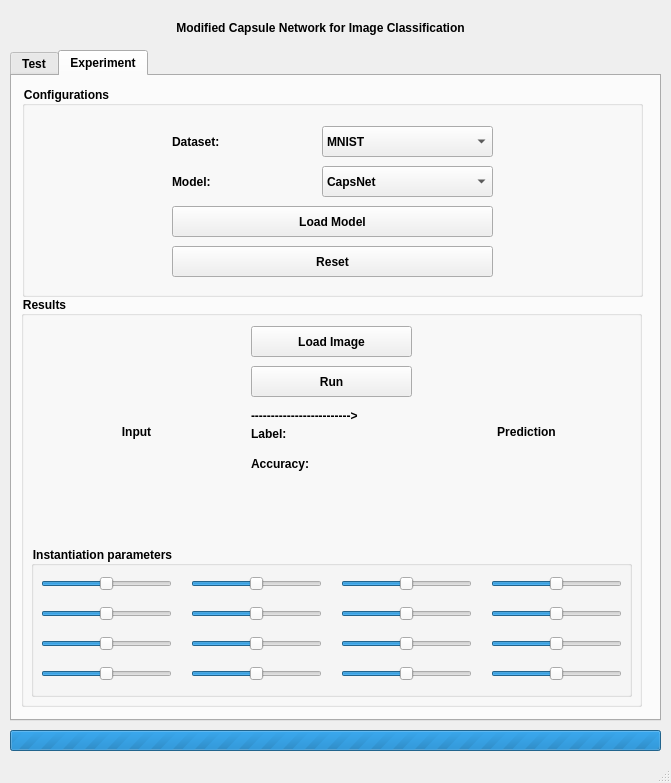
Old version of the form main.ui in the repository zTsugumi/BMSTU_diplom.
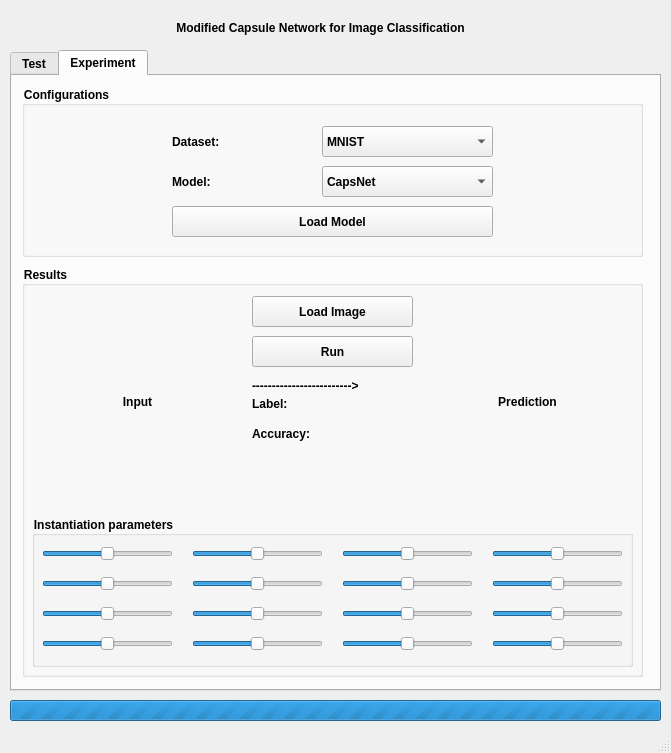
New version of the form. The open tabs and pages were chosen to show the change.

Patch:
```diff
--- a/main.ui
+++ b/main.ui
@@ -7,7 +7,7 @@
     <x>0</x>
     <y>0</y>
     <width>671</width>
-    <height>783</height>
+    <height>753</height>
    </rect>
   </property>
   <property name="font">
@@ -27,7 +27,7 @@
       <x>10</x>
       <y>50</y>
       <width>651</width>
-      <height>671</height>
+      <height>641</height>
      </rect>
     </property>
     <property name="font">
@@ -385,7 +385,7 @@
         <x>10</x>
         <y>10</y>
         <width>621</width>
-        <height>211</height>
+        <height>171</height>
        </rect>
       </property>
       <property name="font">
@@ -502,27 +502,6 @@
         <string>Model:</string>
        </property>
       </widget>
-      <widget class="QPushButton" name="pb_Exp_reset">
-       <property name="geometry">
-        <rect>
-         <x>150</x>
-         <y>160</y>
-         <width>321</width>
-         <height>31</height>
-        </rect>
-       </property>
-       <property name="font">
-        <font>
-         <family>Segoe UI</family>
-         <pointsize>9</pointsize>
-         <weight>75</weight>
-         <bold>true</bold>
-        </font>
-       </property>
-       <property name="text">
-        <string>Reset</string>
-       </property>
-      </widget>
       <widget class="QPushButton" name="pb_Exp_loadModel">
        <property name="geometry">
         <rect>
@@ -548,8 +527,8 @@
      <widget class="QGroupBox" name="groupBox">
       <property name="geometry">
        <rect>
-        <x>9</x>
-        <y>220</y>
+        <x>10</x>
+        <y>190</y>
         <width>621</width>
         <height>411</height>
        </rect>
@@ -718,13 +697,19 @@
          </font>
         </property>
         <property name="minimum">
-         <number>-10</number>
+         <number>-20</number>
         </property>
         <property name="maximum">
-         <number>10</number>
+         <number>20</number>
+        </property>
+        <property name="singleStep">
+         <number>5</number>
         </property>
         <property name="pageStep">
-         <number>1</number>
+         <number>2</number>
+        </property>
+        <property name="value">
+         <number>0</number>
         </property>
         <property name="orientation">
          <enum>Qt::Horizontal</enum>
@@ -755,13 +740,19 @@
          </font>
         </property>
         <property name="minimum">
-         <number>-10</number>
+         <number>-20</number>
         </property>
         <property name="maximum">
-         <number>10</number>
+         <number>20</number>
+        </property>
+        <property name="singleStep">
+         <number>5</number>
         </property>
         <property name="pageStep">
-         <number>1</number>
+         <number>2</number>
+        </property>
+        <property name="value">
+         <number>0</number>
         </property>
         <property name="orientation">
          <enum>Qt::Horizontal</enum>
@@ -792,13 +783,19 @@
          </font>
         </property>
         <property name="minimum">
-         <number>-10</number>
+         <number>-20</number>
         </property>
         <property name="maximum">
-         <number>10</number>
+         <number>20</number>
+        </property>
+        <property name="singleStep">
+         <number>5</number>
         </property>
         <property name="pageStep">
-         <number>1</number>
+         <number>2</number>
+        </property>
+        <property name="value">
+         <number>0</number>
         </property>
         <property name="orientation">
          <enum>Qt::Horizontal</enum>
@@ -829,13 +826,19 @@
          </font>
         </property>
         <property name="minimum">
-         <number>-10</number>
+         <number>-20</number>
         </property>
         <property name="maximum">
-         <number>10</number>
+         <number>20</number>
+        </property>
+        <property name="singleStep">
+         <number>5</number>
         </property>
         <property name="pageStep">
-         <number>1</number>
+         <number>2</number>
+        </property>
+        <property name="value">
+         <number>0</number>
         </property>
         <property name="orientation">
          <enum>Qt::Horizontal</enum>
@@ -866,13 +869,19 @@
          </font>
         </property>
         <property name="minimum">
-         <number>-10</number>
+         <number>-20</number>
         </property>
         <property name="maximum">
-         <number>10</number>
+         <number>20</number>
+        </property>
+        <property name="singleStep">
+         <number>5</number>
         </property>
         <property name="pageStep">
-         <number>1</number>
+         <number>2</number>
+        </property>
+        <property name="value">
+         <number>0</number>
         </property>
         <property name="orientation">
          <enum>Qt::Horizontal</enum>
@@ -903,13 +912,19 @@
          </font>
         </property>
         <property name="minimum">
-         <number>-10</number>
+         <number>-20</number>
         </property>
         <property name="maximum">
-         <number>10</number>
+         <number>20</number>
+        </property>
+        <property name="singleStep">
+         <number>5</number>
         </property>
         <property name="pageStep">
-         <number>1</number>
+         <number>2</number>
+        </property>
+        <property name="value">
+         <number>0</number>
         </property>
         <property name="orientation">
          <enum>Qt::Horizontal</enum>
@@ -940,13 +955,19 @@
          </font>
         </property>
         <property name="minimum">
-         <number>-10</number>
+         <number>-20</number>
         </property>
         <property name="maximum">
-         <number>10</number>
+         <number>20</number>
+        </property>
+        <property name="singleStep">
+         <number>5</number>
         </property>
         <property name="pageStep">
-         <number>1</number>
+         <number>2</number>
+        </property>
+        <property name="value">
+         <number>0</number>
         </property>
         <property name="orientation">
          <enum>Qt::Horizontal</enum>
@@ -977,13 +998,19 @@
          </font>
         </property>
         <property name="minimum">
-         <number>-10</number>
+         <number>-20</number>
         </property>
         <property name="maximum">
-         <number>10</number>
+         <number>20</number>
+        </property>
+        <property name="singleStep">
+         <number>5</number>
         </property>
         <property name="pageStep">
-         <number>1</number>
+         <number>2</number>
+        </property>
+        <property name="value">
+         <number>0</number>
         </property>
         <property name="orientation">
          <enum>Qt::Horizontal</enum>
@@ -1014,13 +1041,19 @@
          </font>
         </property>
         <property name="minimum">
-         <number>-10</number>
+         <number>-20</number>
         </property>
         <property name="maximum">
-         <number>10</number>
+         <number>20</number>
+        </property>
+        <property name="singleStep">
+         <number>5</number>
         </property>
         <property name="pageStep">
-         <number>1</number>
+         <number>2</number>
+        </property>
+        <property name="value">
+         <number>0</number>
         </property>
         <property name="orientation">
          <enum>Qt::Horizontal</enum>
@@ -1051,13 +1084,19 @@
          </font>
         </property>
         <property name="minimum">
-         <number>-10</number>
+         <number>-20</number>
         </property>
         <property name="maximum">
-         <number>10</number>
+         <number>20</number>
+        </property>
+        <property name="singleStep">
+         <number>5</number>
         </property>
         <property name="pageStep">
-         <number>1</number>
+         <number>2</number>
+        </property>
+        <property name="value">
+         <number>0</number>
         </property>
         <property name="orientation">
          <enum>Qt::Horizontal</enum>
@@ -1088,13 +1127,19 @@
          </font>
         </property>
         <property name="minimum">
-         <number>-10</number>
+         <number>-20</number>
         </property>
         <property name="maximum">
-         <number>10</number>
+         <number>20</number>
+        </property>
+        <property name="singleStep">
+         <number>5</number>
         </property>
         <property name="pageStep">
-         <number>1</number>
+         <number>2</number>
+        </property>
+        <property name="value">
+         <number>0</number>
         </property>
         <property name="orientation">
          <enum>Qt::Horizontal</enum>
@@ -1125,13 +1170,19 @@
          </font>
         </property>
         <property name="minimum">
-         <number>-10</number>
+         <number>-20</number>
         </property>
         <property name="maximum">
-         <number>10</number>
+         <number>20</number>
+        </property>
+        <property name="singleStep">
+         <number>5</number>
         </property>
         <property name="pageStep">
-         <number>1</number>
+         <number>2</number>
+        </property>
+        <property name="value">
+         <number>0</number>
         </property>
         <property name="orientation">
          <enum>Qt::Horizontal</enum>
@@ -1162,13 +1213,19 @@
          </font>
         </property>
         <property name="minimum">
-         <number>-10</number>
+         <number>-20</number>
         </property>
         <property name="maximum">
-         <number>10</number>
+         <number>20</number>
+        </property>
+        <property name="singleStep">
+         <number>5</number>
         </property>
         <property name="pageStep">
-         <number>1</number>
+         <number>2</number>
+        </property>
+        <property name="value">
+         <number>0</number>
         </property>
         <property name="orientation">
          <enum>Qt::Horizontal</enum>
@@ -1199,13 +1256,19 @@
          </font>
         </property>
         <property name="minimum">
-         <number>-10</number>
+         <number>-20</number>
         </property>
         <property name="maximum">
-         <number>10</number>
+         <number>20</number>
+        </property>
+        <property name="singleStep">
+         <number>5</number>
         </property>
         <property name="pageStep">
-         <number>1</number>
+         <number>2</number>
+        </property>
+        <property name="value">
+         <number>0</number>
         </property>
         <property name="orientation">
          <enum>Qt::Horizontal</enum>
@@ -1236,13 +1299,19 @@
          </font>
         </property>
         <property name="minimum">
-         <number>-10</number>
+         <number>-20</number>
         </property>
         <property name="maximum">
-         <number>10</number>
+         <number>20</number>
+        </property>
+        <property name="singleStep">
+         <number>5</number>
         </property>
         <property name="pageStep">
-         <number>1</number>
+         <number>2</number>
+        </property>
+        <property name="value">
+         <number>0</number>
         </property>
         <property name="orientation">
          <enum>Qt::Horizontal</enum>
@@ -1273,13 +1342,19 @@
          </font>
         </property>
         <property name="minimum">
-         <number>-10</number>
+         <number>-20</number>
         </property>
         <property name="maximum">
-         <number>10</number>
+         <number>20</number>
+        </property>
+        <property name="singleStep">
+         <number>5</number>
         </property>
         <property name="pageStep">
-         <number>1</number>
+         <number>2</number>
+        </property>
+        <property name="value">
+         <number>0</number>
         </property>
         <property name="orientation">
          <enum>Qt::Horizontal</enum>
@@ -1371,7 +1446,7 @@
     <property name="geometry">
      <rect>
       <x>10</x>
-      <y>730</y>
+      <y>700</y>
       <width>651</width>
       <height>21</height>
      </rect>
```
Left out of the diff: 156 changed lines with no effect on the pictures.
